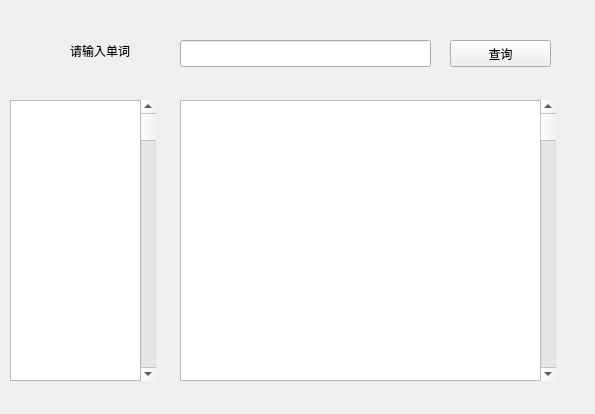
Old version of the form dictionary.ui in the repository tsuibin/project-dictionary.
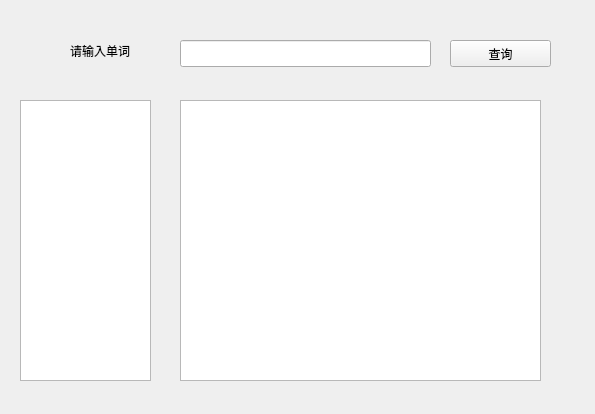
New version of the form.

Diff of the .ui file:
```diff
--- a/dictionary.ui
+++ b/dictionary.ui
@@ -49,19 +49,6 @@
     <string>请输入单词</string>
    </property>
   </widget>
-  <widget class="QScrollBar" name="verticalScrollBar">
-   <property name="geometry">
-    <rect>
-     <x>140</x>
-     <y>100</y>
-     <width>16</width>
-     <height>281</height>
-    </rect>
-   </property>
-   <property name="orientation">
-    <enum>Qt::Vertical</enum>
-   </property>
-  </widget>
   <widget class="QTextBrowser" name="MeanBrowser">
    <property name="geometry">
     <rect>
@@ -72,29 +59,16 @@
     </rect>
    </property>
   </widget>
-  <widget class="QTextBrowser" name="WordBrowser">
+  <widget class="QListView" name="listView">
    <property name="geometry">
     <rect>
-     <x>10</x>
+     <x>20</x>
      <y>100</y>
      <width>131</width>
      <height>281</height>
     </rect>
    </property>
   </widget>
-  <widget class="QScrollBar" name="verticalScrollBar_2">
-   <property name="geometry">
-    <rect>
-     <x>540</x>
-     <y>100</y>
-     <width>16</width>
-     <height>281</height>
-    </rect>
-   </property>
-   <property name="orientation">
-    <enum>Qt::Vertical</enum>
-   </property>
-  </widget>
  </widget>
  <layoutdefault spacing="6" margin="11"/>
  <resources/>
```
